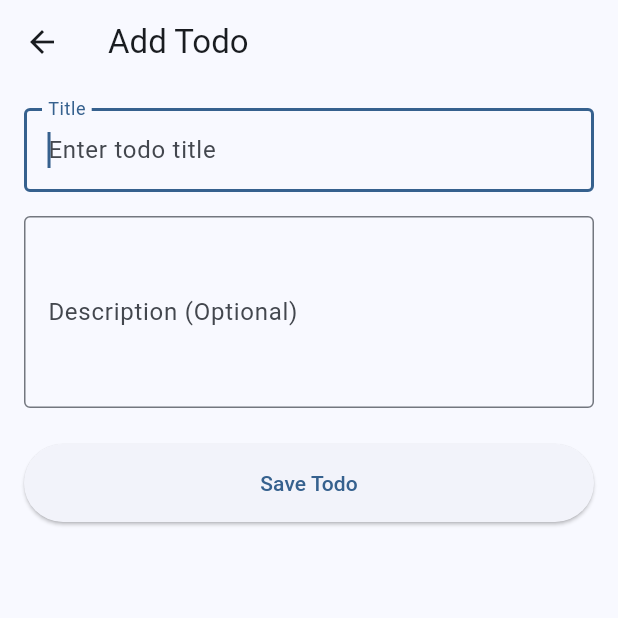
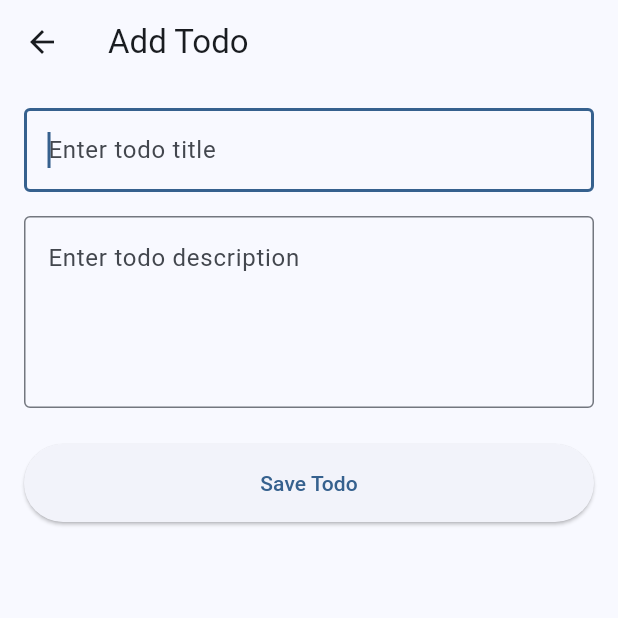
Before and after one commit to crystalz05/flutter_todo_app, a Flutter app: the AddTodoPage screen opened directly, on a phone screen of 412 x 824 dp, the top half of it. Run offline on Flutter 3.47's test engine with Material 3 defaults, Android fonts, the phone set to English and light mode, and no system bars; our stand-ins replace dartz, equatable, floor, flutter_bloc, get_it, shared_preferences and 1 more; accounts and stored records are empty; generated files the repository leaves out were written again.

Commit message:
completed the todo application

```diff
--- a/lib/features/todo/presentation/pages/add_todo_page.dart
+++ b/lib/features/todo/presentation/pages/add_todo_page.dart
@@ -40,7 +40,6 @@
               TextFormField(
                 controller: _titleController,
                 decoration: const InputDecoration(
-                  labelText: 'Title',
                   border: OutlineInputBorder(),
                   hintText: 'Enter todo title',
                 ),
@@ -60,7 +59,6 @@
               TextFormField(
                 controller: _descriptionController,
                 decoration: const InputDecoration(
-                  labelText: 'Description (Optional)',
                   border: OutlineInputBorder(),
                   hintText: 'Enter todo description',
                 ),
--- a/lib/features/todo/presentation/pages/todo_list_page.dart
+++ b/lib/features/todo/presentation/pages/todo_list_page.dart
@@ -48,7 +48,7 @@
                           ))
                     ],
                   );
-            }
+              }
               return const Column(
                 crossAxisAlignment: CrossAxisAlignment.start,
                 children: [
```
